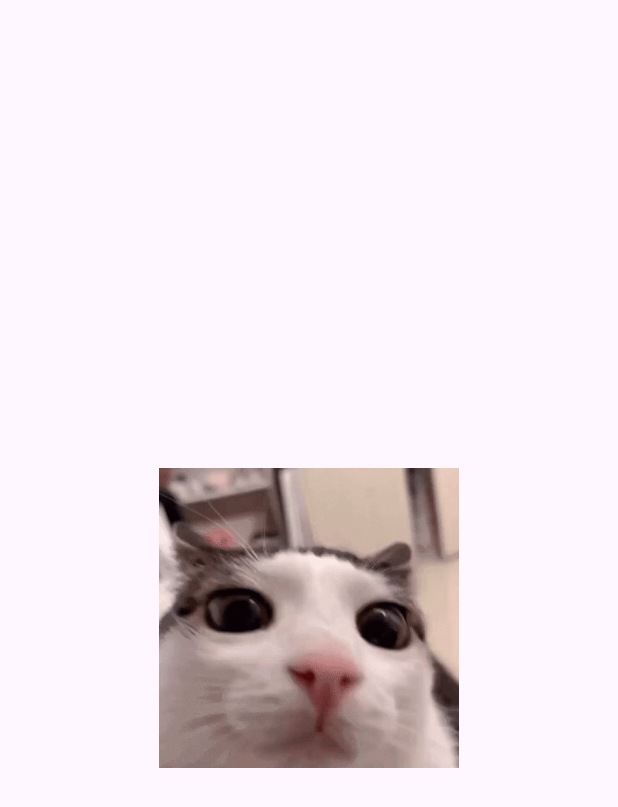
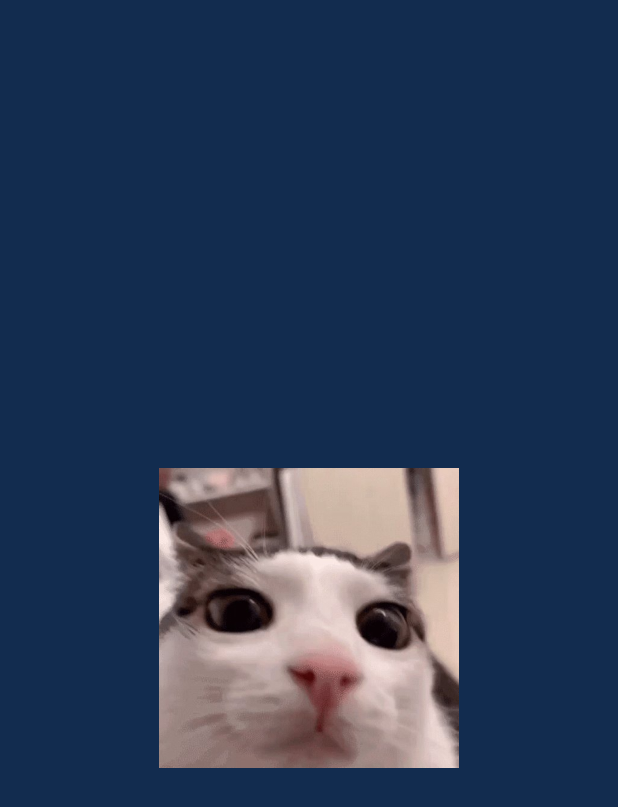
Before and after one commit to RodrigoStranger/dispositivos-moviles-25-1, an Android app built with Jetpack Compose: the screen it shows after launch (MainActivity), after a tap on "Imagen de un gato", on a phone screen of 412 x 824 dp. Shown: the top 807 px of the screen. Run offline under Robolectric (Android 15) with nearby library versions, the light colour scheme and no system bars.

Commit message:
He modificado el código para obtener el nombre del archivo de imagen dinámicamente usando getResourceEntryName(). Este método nos dará el nombre del recurso sin la extensión del archivo.

```diff
--- a/Practica 3 - Aplicaciones Basicas Android/Ejercicio 1/app/src/main/java/com/example/ejercicio1/MainActivity.kt
+++ b/Practica 3 - Aplicaciones Basicas Android/Ejercicio 1/app/src/main/java/com/example/ejercicio1/MainActivity.kt
@@ -5,15 +5,15 @@ package com.example.ejercicio1
     Curso: Programacion De Dispositivos Moviles
     Semestre: VI
     Fecha: 30/03/2025
-    Ultima modificacion: 30/03/2025 0:35 am
+    Ultima modificacion: 30/03/2025 0:50 am
 */
 
 /*
     Agregar una imagen a tu actividad.
     Programar la funcionalidad para que al hacer clic en la imagen, se muestre un Toast con un mensaje personalizado.
-
 */
 
+// Importaciones necesarias para la funcionalidad de la aplicación
 import android.os.Bundle
 import android.widget.Toast
 import androidx.activity.ComponentActivity
@@ -23,46 +23,63 @@ import androidx.compose.foundation.clickable
 import androidx.compose.foundation.layout.Box
 import androidx.compose.foundation.layout.fillMaxSize
 import androidx.compose.foundation.layout.size
+import androidx.compose.material3.MaterialTheme
 import androidx.compose.material3.Surface
 import androidx.compose.runtime.Composable
 import androidx.compose.ui.Alignment
 import androidx.compose.ui.Modifier
+import androidx.compose.ui.graphics.Color
 import androidx.compose.ui.platform.LocalContext
 import androidx.compose.ui.res.painterResource
 import androidx.compose.ui.res.stringResource
 import androidx.compose.ui.unit.dp
 
+// Clase principal de la actividad que hereda de ComponentActivity
 class MainActivity : ComponentActivity() {
+    // Metodo que se ejecuta cuando se crea la actividad
     override fun onCreate(savedInstanceState: Bundle?) {
         super.onCreate(savedInstanceState)
+        // Establece el contenido de la actividad usando Compose
         setContent {
-            Surface(
-                modifier = Modifier.fillMaxSize()
-            ) {
-                MainScreen()
+            // Aplica el tema de la aplicación
+            MaterialTheme {
+                // Crea una superficie que ocupa todo el espacio disponible
+                Surface(
+                    modifier = Modifier.fillMaxSize(),
+                    color = Color(0xFF122C4F) // Color azul #122c4f
+                ) {
+                    // Llama a la función que define la pantalla principal
+                    MainScreen()
+                }
             }
         }
     }
 }
 
+// Función composable que define la interfaz de usuario principal
 @Composable
 fun MainScreen() {
+    // Obtiene el contexto de la aplicación para mostrar el Toast
     val context = LocalContext.current
-    val toastMessage = stringResource(id = R.string.toast_message)
 
+    // Crea un contenedor Box que ocupa todo el espacio disponible
     Box(
         modifier = Modifier.fillMaxSize(),
         contentAlignment = Alignment.Center
     ) {
+        // Crea una imagen que ocupa 200dp x 200dp
         Image(
             painter = painterResource(id = R.drawable.cat),
             contentDescription = "Imagen de un gato",
             modifier = Modifier
                 .size(200.dp)
                 .clickable {
+                    // Obtiene el nombre del archivo de imagen desde los recursos
+                    val imageName = context.resources.getResourceEntryName(R.drawable.cat)
+                    // Muestra un mensaje Toast cuando se hace clic en la imagen
                     Toast.makeText(
                         context,
-                        toastMessage,
+                        "¡Has hecho click en la imagen $imageName!",
                         Toast.LENGTH_SHORT
                     ).show()
                 }
--- /dev/null
+++ b/Practica 3 - Aplicaciones Basicas Android/Ejercicio 1/app/src/main/res/drawable/image_border.xml
@@ -0,0 +1,6 @@
+<?xml version="1.0" encoding="utf-8"?>
+<shape xmlns:android="http://schemas.android.com/apk/res/android"
+    android:shape="rectangle">
+    <stroke
+        android:width="2dp"/>
+</shape>
--- a/Practica 3 - Aplicaciones Basicas Android/Ejercicio 1/app/src/main/res/values/colors.xml
+++ b/Practica 3 - Aplicaciones Basicas Android/Ejercicio 1/app/src/main/res/values/colors.xml
@@ -1,5 +1,7 @@
 <?xml version="1.0" encoding="utf-8"?>
+<!-- Archivo de recursos de colores que define la paleta de colores de la aplicación -->
 <resources>
+    <!-- Colores principales de la aplicación -->
     <color name="purple_200">#FFBB86FC</color>
     <color name="purple_500">#FF6200EE</color>
     <color name="purple_700">#FF3700B3</color>
--- a/Practica 3 - Aplicaciones Basicas Android/Ejercicio 1/app/src/main/res/values/strings.xml
+++ b/Practica 3 - Aplicaciones Basicas Android/Ejercicio 1/app/src/main/res/values/strings.xml
@@ -1,4 +1,10 @@
+<?xml version="1.0" encoding="utf-8"?>
+<!-- Archivo de recursos de strings que contiene todos los textos de la aplicación -->
 <resources>
+    <!-- Nombre de la aplicación que aparece en el launcher -->
     <string name="app_name">Ejercicio 1</string>
-    <string name="toast_message">¡Has hecho clic en la imagen!</string>
+    <!-- Nombre del archivo de imagen actual -->
+    <string name="image_name">cat.jpg</string>
+    <!-- Mensaje base que se muestra en el Toast al hacer clic en la imagen -->
+    <string name="toast_message">¡Has hecho click en la imagen %1$s!</string>
 </resources>
--- a/Practica 3 - Aplicaciones Basicas Android/Ejercicio 1/app/src/main/res/values/themes.xml
+++ b/Practica 3 - Aplicaciones Basicas Android/Ejercicio 1/app/src/main/res/values/themes.xml
@@ -1,5 +1,6 @@
 <?xml version="1.0" encoding="utf-8"?>
+<!-- Archivo de recursos de temas que define el estilo visual de la aplicación -->
 <resources>
-
+    <!-- Tema principal de la aplicación que hereda del tema Material sin barra de acción -->
     <style name="Theme.Ejercicio1" parent="android:Theme.Material.Light.NoActionBar" />
 </resources>
```
Also changed, not shown: Practica 3 - Aplicaciones Basicas Android/Ejercicio 1/app/src/main/res/layout/image_layout.xml (added, +16 -0 lines).
